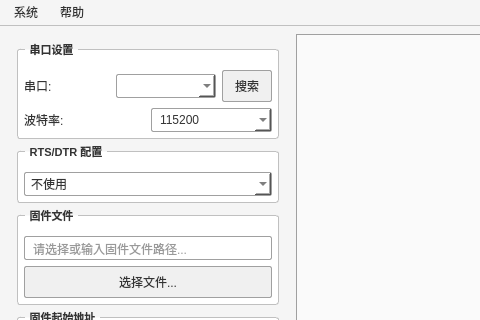
The window that mainwindow.ui (Jin-OK/QFlyST) describes before a commit, drawn with Qt 5; both pictures show x 0 to 480 and y 0 to 320 of the 800 by 573 pixel window.
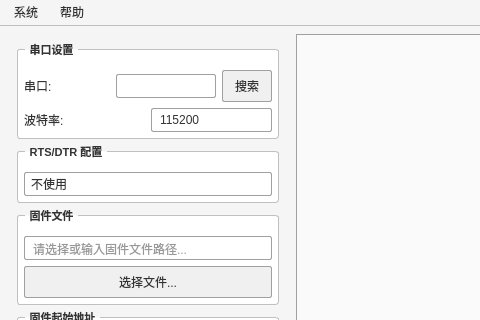
The same window after the commit.

Commit message:
Fix UI issues: dark mode dropdown, font, progress bar width
- Add QComboBox dropdown view style for better visibility in dark mode
- Change logView font to cross-platform fonts (Microsoft YaHei/PingFang SC)
- Increase font size from 9pt to 10pt for better readability
- Increase progress bar stretch factor from 1 to 10 for wider display
- Reduce status label minimum width from 150 to 100

Patch:
```diff
--- a/mainwindow.ui
+++ b/mainwindow.ui
@@ -17,7 +17,7 @@
    <string>
     * {
         color: #333333;
-        font-family: &quot;Microsoft YaHei&quot;, &quot;Segoe UI&quot;, sans-serif;
+        font-family: "Microsoft YaHei", "PingFang SC", "Hiragino Sans GB", "Segoe UI", sans-serif;
     }
     QMainWindow { background-color: #f5f5f5; }
     QGroupBox {
@@ -50,8 +50,20 @@
         border: 1px solid #a0a0a0;
         border-radius: 2px;
         background-color: #ffffff;
+        color: #333333;
     }
     QComboBox:hover { border-color: #5080ff; }
+    QComboBox::drop-down {
+        border: none;
+        width: 20px;
+    }
+    QComboBox QAbstractItemView {
+        background-color: #ffffff;
+        color: #333333;
+        border: 1px solid #a0a0a0;
+        selection-background-color: #e0e8ff;
+        selection-color: #333333;
+    }
     QLineEdit {
         padding: 3px 6px;
         border: 1px solid #a0a0a0;
```
Left out of the diff: 5 changed lines with no effect on the pictures. The commit also changes 1 other file.
